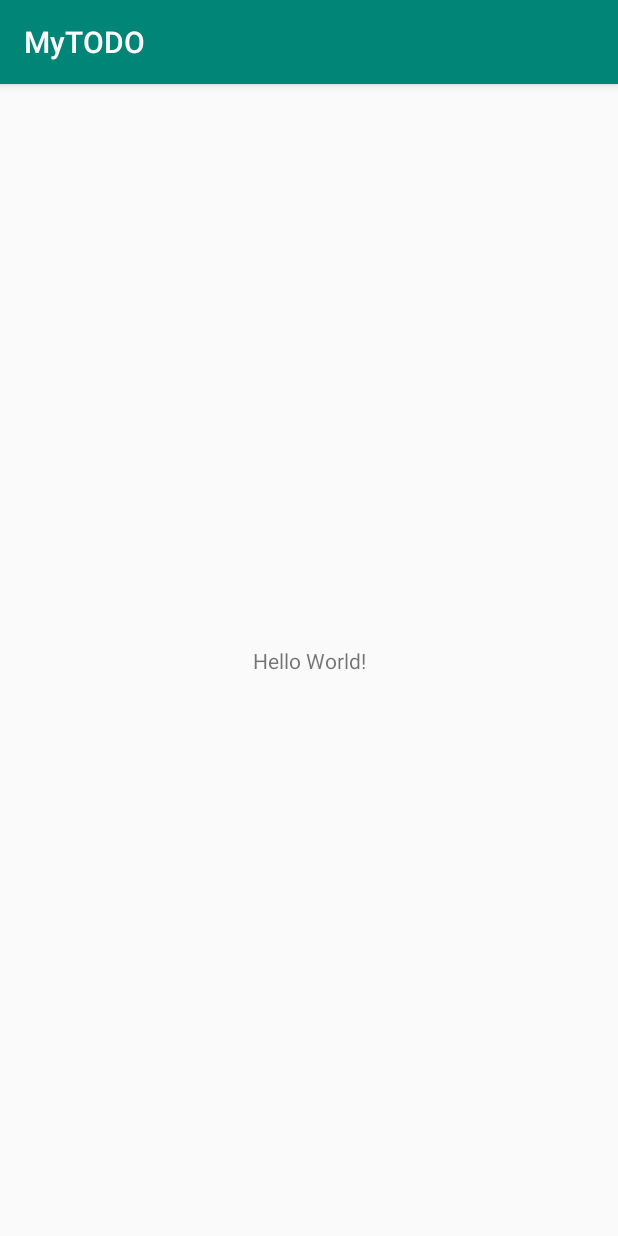
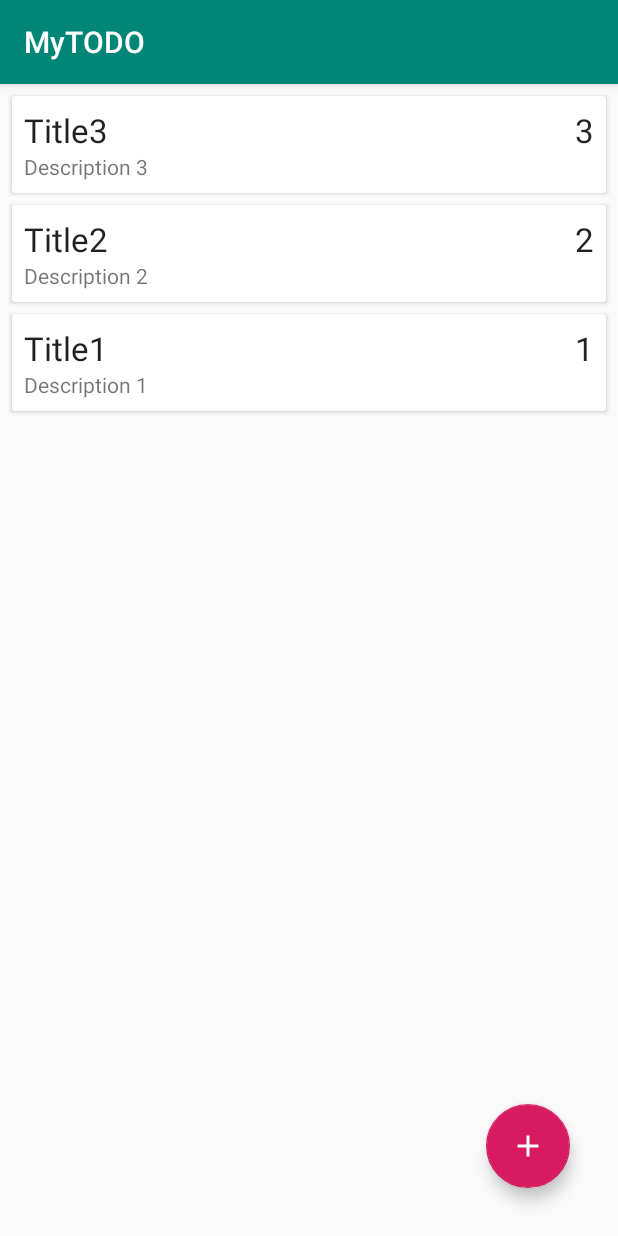
Before and after one commit to AshikChowdhury/todowithroom, an Android app: the screen it shows after launch (MainActivity), on a phone screen of 412 x 824 dp. Run offline under Robolectric (Android 15) with nearby library versions, the phone set to English and light mode, and no system bars; our stand-ins replace Room's generated code.

Commit message:
Note adapter added and add layout start

```diff
--- a/app/src/main/AndroidManifest.xml
+++ b/app/src/main/AndroidManifest.xml
@@ -9,6 +9,7 @@
         android:roundIcon="@mipmap/ic_launcher_round"
         android:supportsRtl="true"
         android:theme="@style/AppTheme">
+        <activity android:name=".AddNoteActivity"></activity>
         <activity android:name=".MainActivity">
             <intent-filter>
                 <action android:name="android.intent.action.MAIN" />
--- /dev/null
+++ b/app/src/main/java/com/chowdhury/ashik/mytodo/AddNoteActivity.java
@@ -0,0 +1,14 @@
+package com.chowdhury.ashik.mytodo;
+
+import androidx.appcompat.app.AppCompatActivity;
+
+import android.os.Bundle;
+
+public class AddNoteActivity extends AppCompatActivity {
+
+    @Override
+    protected void onCreate(Bundle savedInstanceState) {
+        super.onCreate(savedInstanceState);
+        setContentView(R.layout.activity_add_note);
+    }
+}
--- a/app/src/main/java/com/chowdhury/ashik/mytodo/MainActivity.java
+++ b/app/src/main/java/com/chowdhury/ashik/mytodo/MainActivity.java
@@ -3,6 +3,8 @@ package com.chowdhury.ashik.mytodo;
 import androidx.appcompat.app.AppCompatActivity;
 import androidx.lifecycle.Observer;
 import androidx.lifecycle.ViewModelProviders;
+import androidx.recyclerview.widget.LinearLayoutManager;
+import androidx.recyclerview.widget.RecyclerView;
 
 import android.os.Bundle;
 import android.widget.Toast;
@@ -17,12 +19,18 @@ public class MainActivity extends AppCompatActivity {
         super.onCreate(savedInstanceState);
         setContentView(R.layout.activity_main);
 
+        RecyclerView recyclerView = findViewById(R.id.recycler_view);
+        recyclerView.setLayoutManager(new LinearLayoutManager(this));
+        recyclerView.setHasFixedSize(true);
+
+        final NoteAdapter adapter = new NoteAdapter();
+        recyclerView.setAdapter(adapter);
+
         noteViewModel = ViewModelProviders.of(this).get(NoteViewModel.class);
         noteViewModel.getAllNotes().observe(this, new Observer<List<Note>>() {
             @Override
             public void onChanged(List<Note> notes) {
-                //update recycler view
-                Toast.makeText(MainActivity.this, "OnChanged", Toast.LENGTH_LONG).show();
+                adapter.setNotes(notes);
             }
         });
     }
--- /dev/null
+++ b/app/src/main/java/com/chowdhury/ashik/mytodo/NoteAdapter.java
@@ -0,0 +1,55 @@
+package com.chowdhury.ashik.mytodo;
+
+import android.view.LayoutInflater;
+import android.view.View;
+import android.view.ViewGroup;
+import android.widget.TextView;
+
+import androidx.annotation.NonNull;
+import androidx.recyclerview.widget.RecyclerView;
+
+import java.util.ArrayList;
+import java.util.List;
+
+public class NoteAdapter extends RecyclerView.Adapter<NoteAdapter.NoteHolder> {
+    private List<Note> notes = new ArrayList<>();
+
+    @NonNull
+    @Override
+    public NoteHolder onCreateViewHolder(@NonNull ViewGroup parent, int viewType) {
+        View itemView  = LayoutInflater.from(parent.getContext())
+                .inflate(R.layout.note_item, parent,false);
+        return new NoteHolder(itemView);
+    }
+
+    @Override
+    public void onBindViewHolder(@NonNull NoteHolder holder, int position) {
+        Note currentNote  = notes.get(position);
+        holder.textViewTitle.setText(currentNote.getTitle());
+        holder.textViewDescription.setText(currentNote.getDescription());
+        holder.textViewPriority.setText(String.valueOf(currentNote.getPriority()));
+    }
+
+    @Override
+    public int getItemCount() {
+        return notes.size();
+    }
+
+    public void setNotes(List<Note> notes) {
+        this.notes = notes;
+        notifyDataSetChanged();
+    }
+
+    class NoteHolder extends RecyclerView.ViewHolder{
+        private TextView textViewTitle;
+        private TextView textViewDescription;
+        private TextView textViewPriority;
+
+        public NoteHolder(@NonNull View itemView) {
+            super(itemView);
+            textViewTitle = itemView.findViewById(R.id.text_view_title);
+            textViewDescription = itemView.findViewById(R.id.text_view_description);
+            textViewPriority = itemView.findViewById(R.id.text_view_priority);
+        }
+    }
+}
--- /dev/null
+++ b/app/src/main/res/drawable/ic_add.xml
@@ -0,0 +1,5 @@
+<vector android:height="24dp" android:tint="#FFFFFF"
+    android:viewportHeight="24.0" android:viewportWidth="24.0"
+    android:width="24dp" xmlns:android="http://schemas.android.com/apk/res/android">
+    <path android:fillColor="#FF000000" android:pathData="M19,13h-6v6h-2v-6H5v-2h6V5h2v6h6v2z"/>
+</vector>
--- /dev/null
+++ b/app/src/main/res/drawable/ic_close.xml
@@ -0,0 +1,5 @@
+<vector android:height="24dp" android:tint="#FFFFFF"
+    android:viewportHeight="24.0" android:viewportWidth="24.0"
+    android:width="24dp" xmlns:android="http://schemas.android.com/apk/res/android">
+    <path android:fillColor="#FF000000" android:pathData="M19,6.41L17.59,5 12,10.59 6.41,5 5,6.41 10.59,12 5,17.59 6.41,19 12,13.41 17.59,19 19,17.59 13.41,12z"/>
+</vector>
--- /dev/null
+++ b/app/src/main/res/drawable/ic_save.xml
@@ -0,0 +1,5 @@
+<vector android:height="24dp" android:tint="#FFFFFF"
+    android:viewportHeight="24.0" android:viewportWidth="24.0"
+    android:width="24dp" xmlns:android="http://schemas.android.com/apk/res/android">
+    <path android:fillColor="#FF000000" android:pathData="M17,3L5,3c-1.11,0 -2,0.9 -2,2v14c0,1.1 0.89,2 2,2h14c1.1,0 2,-0.9 2,-2L21,7l-4,-4zM12,19c-1.66,0 -3,-1.34 -3,-3s1.34,-3 3,-3 3,1.34 3,3 -1.34,3 -3,3zM15,9L5,9L5,5h10v4z"/>
+</vector>
--- /dev/null
+++ b/app/src/main/res/layout/activity_add_note.xml
@@ -0,0 +1,9 @@
+<?xml version="1.0" encoding="utf-8"?>
+<androidx.constraintlayout.widget.ConstraintLayout xmlns:android="http://schemas.android.com/apk/res/android"
+    xmlns:app="http://schemas.android.com/apk/res-auto"
+    xmlns:tools="http://schemas.android.com/tools"
+    android:layout_width="match_parent"
+    android:layout_height="match_parent"
+    tools:context=".AddNoteActivity">
+
+</androidx.constraintlayout.widget.ConstraintLayout>
--- a/app/src/main/res/layout/activity_main.xml
+++ b/app/src/main/res/layout/activity_main.xml
@@ -1,18 +1,24 @@
 <?xml version="1.0" encoding="utf-8"?>
-<androidx.constraintlayout.widget.ConstraintLayout xmlns:android="http://schemas.android.com/apk/res/android"
+<androidx.coordinatorlayout.widget.CoordinatorLayout
+    xmlns:android="http://schemas.android.com/apk/res/android"
     xmlns:app="http://schemas.android.com/apk/res-auto"
     xmlns:tools="http://schemas.android.com/tools"
     android:layout_width="match_parent"
     android:layout_height="match_parent"
     tools:context=".MainActivity">
 
-    <TextView
+    <androidx.recyclerview.widget.RecyclerView
+        android:id="@+id/recycler_view"
+        android:layout_width="match_parent"
+        android:layout_height="match_parent"
+        tools:listitem="@layout/note_item" />
+
+    <com.google.android.material.floatingactionbutton.FloatingActionButton
+        android:id="@+id/button_add_note"
         android:layout_width="wrap_content"
         android:layout_height="wrap_content"
-        android:text="Hello World!"
-        app:layout_constraintBottom_toBottomOf="parent"
-        app:layout_constraintLeft_toLeftOf="parent"
-        app:layout_constraintRight_toRightOf="parent"
-        app:layout_constraintTop_toTopOf="parent" />
+        android:src="@drawable/ic_add"
+        android:layout_gravity="bottom|end"
+        android:layout_margin="32dp"/>
 
-</androidx.constraintlayout.widget.ConstraintLayout>
+</androidx.coordinatorlayout.widget.CoordinatorLayout>
--- /dev/null
+++ b/app/src/main/res/layout/note_item.xml
@@ -0,0 +1,42 @@
+<?xml version="1.0" encoding="utf-8"?>
+<androidx.cardview.widget.CardView xmlns:android="http://schemas.android.com/apk/res/android"
+    android:layout_width="match_parent"
+    android:layout_height="wrap_content"
+    android:layout_marginEnd="8dp"
+    android:layout_marginStart="8dp"
+    android:layout_marginTop="8dp">
+
+    <RelativeLayout
+        android:layout_width="wrap_content"
+        android:layout_height="wrap_content"
+        android:padding="8dp">
+
+        <TextView
+            android:id="@+id/text_view_priority"
+            android:layout_width="wrap_content"
+            android:layout_height="wrap_content"
+            android:layout_alignParentEnd="true"
+            android:text="1"
+            android:textAppearance="@style/TextAppearance.AppCompat.Large"/>
+
+        <TextView
+            android:id="@+id/text_view_title"
+            android:layout_width="wrap_content"
+            android:layout_height="wrap_content"
+            android:text="Title"
+            android:textAppearance="@style/TextAppearance.AppCompat.Large"
+            android:maxLines="1"
+            android:layout_toStartOf="@+id/text_view_priority"
+            android:layout_alignParentStart="true"
+            android:ellipsize="end"/>
+
+        <TextView
+            android:id="@+id/text_view_description"
+            android:layout_width="wrap_content"
+            android:layout_height="wrap_content"
+            android:text="Description"
+            android:layout_below="@id/text_view_title" />
+
+    </RelativeLayout>
+
+</androidx.cardview.widget.CardView>
--- a/build.gradle
+++ b/build.gradle
@@ -7,7 +7,7 @@ buildscript {
 
     }
     dependencies {
-        classpath 'com.android.tools.build:gradle:3.4.1'
+        classpath 'com.android.tools.build:gradle:3.4.2'
 
         // NOTE: Do not place your application dependencies here; they belong
         // in the individual module build.gradle files
```
